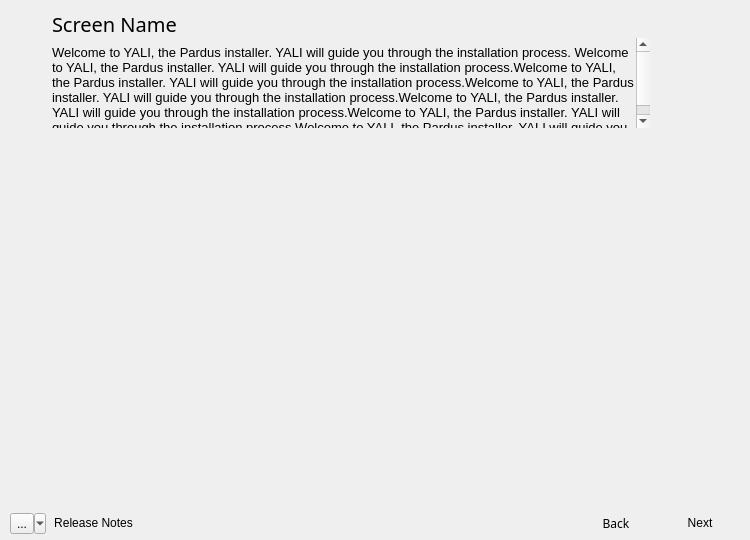
First picture: the form in yali/gui/Ui/main.ui, repository dadas45li/yali, before the edit.
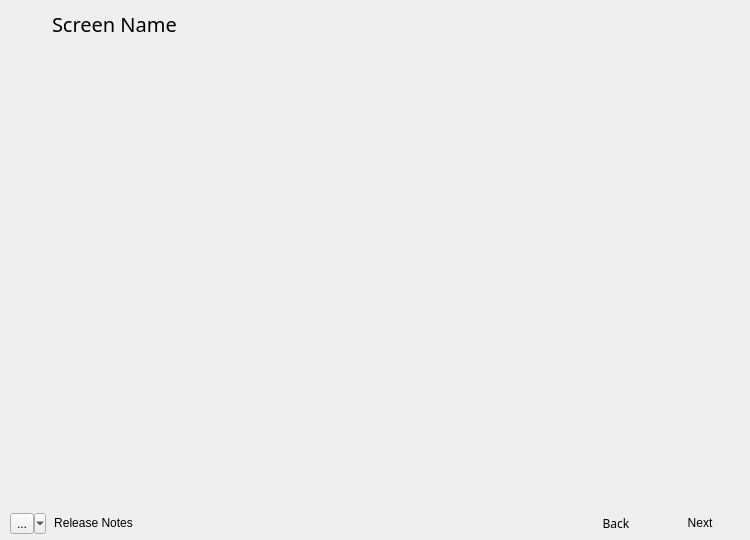
Second picture: the form after the edit. Icons and pictures are not drawn.

Commit message:
yali.gui.ScrGoodbye:Remove Goodbye screen help
Don't set help content into ui file.

```diff
--- a/yali/gui/Ui/main.ui
+++ b/yali/gui/Ui/main.ui
@@ -471,7 +471,7 @@
                   </font>
                  </property>
                  <property name="text">
-                  <string>Welcome to YALI, the Pardus installer. YALI will guide you through the installation process. Welcome to YALI, the Pardus installer. YALI will guide you through the installation process.Welcome to YALI, the Pardus installer. YALI will guide you through the installation process.Welcome to YALI, the Pardus installer. YALI will guide you through the installation process.Welcome to YALI, the Pardus installer. YALI will guide you through the installation process.Welcome to YALI, the Pardus installer. YALI will guide you through the installation process.Welcome to YALI, the Pardus installer. YALI will guide you through the installation process.</string>
+                  <string/>
                  </property>
                  <property name="alignment">
                   <set>Qt::AlignLeading|Qt::AlignLeft|Qt::AlignTop</set>
```
The commit also changes 2 other files.
